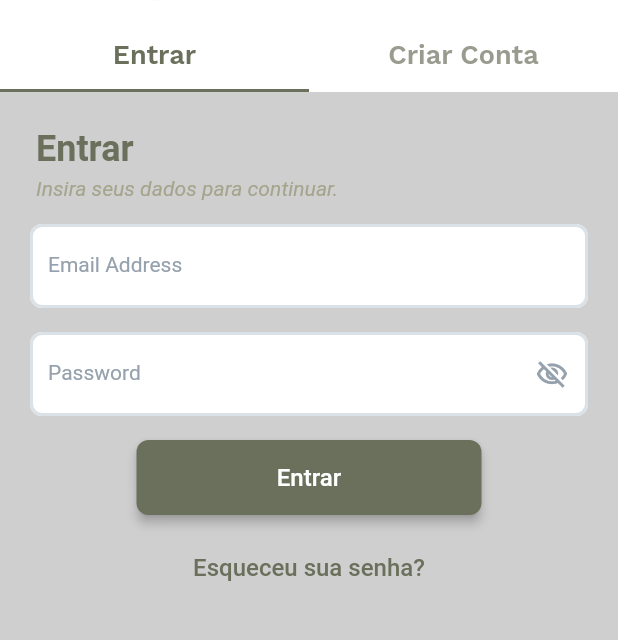
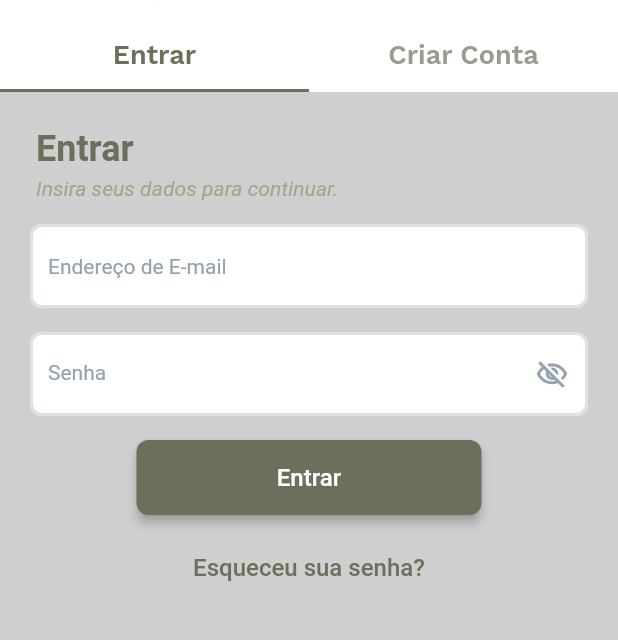
Before and after one commit to diegosilvaadv/iasd_vilaaurora, a Flutter app: the screen it shows after launch, on a phone screen of 412 x 824 dp, the part 217-857 px from its top. Run offline on Flutter 3.47's test engine with Material 2 defaults, Android fonts, the phone set to English and light mode, and no system bars; drawn by our look-alikes of auto_size_text; our stand-ins replace built_collection, built_value, cloud_firestore, firebase_auth, firebase_core, font_awesome_flutter and 8 more; missing offline and left inert: json_path; accounts and stored records are empty; generated files the repository leaves out were written again; Roboto replaces fonts that are missing (Lexend Deca).

Commit message:
Updating to latest FlutterFlow output.

```diff
--- a/lib/loginpage/loginpage_widget.dart
+++ b/lib/loginpage/loginpage_widget.dart
@@ -185,7 +185,6 @@ class _LoginpageWidgetState extends State<LoginpageWidget> {
                                               loginEmailAddressController,
                                           obscureText: false,
                                           decoration: InputDecoration(
-                                            labelText: 'Email Address',
                                             labelStyle:
                                                 FlutterFlowTheme.of(context)
                                                     .bodyText1
@@ -196,8 +195,7 @@ class _LoginpageWidgetState extends State<LoginpageWidget> {
                                                       fontWeight:
                                                           FontWeight.normal,
                                                     ),
-                                            hintText:
-                                                'Enter your email here...',
+                                            hintText: 'Endereço de E-mail',
                                             hintStyle:
                                                 FlutterFlowTheme.of(context)
                                                     .bodyText1
@@ -252,7 +250,7 @@ class _LoginpageWidgetState extends State<LoginpageWidget> {
                                           controller: loginPasswordController,
                                           obscureText: !loginPasswordVisibility,
                                           decoration: InputDecoration(
-                                            labelText: 'Password',
+                                            labelText: 'Senha',
                                             labelStyle:
                                                 FlutterFlowTheme.of(context)
                                                     .bodyText1
```
